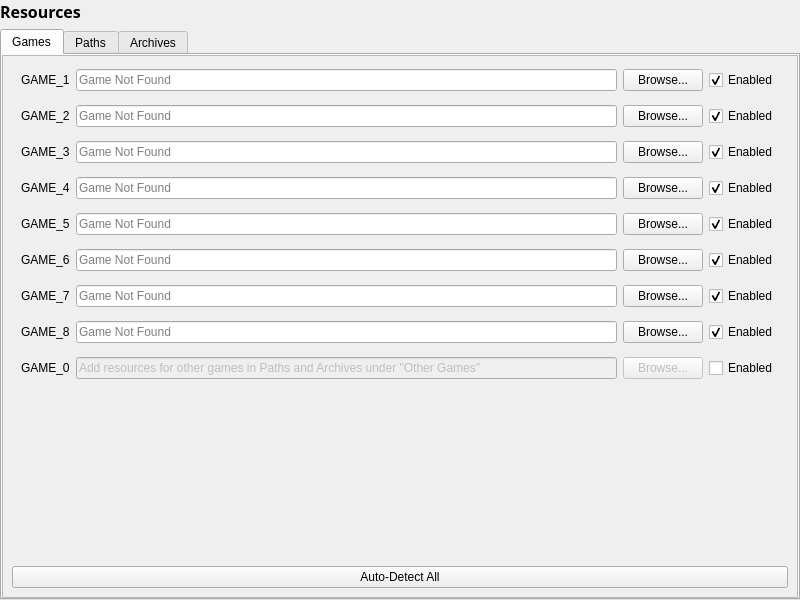
First picture: the form in src/ui/settingsresources.ui, repository niftools/nifskope, before the edit.
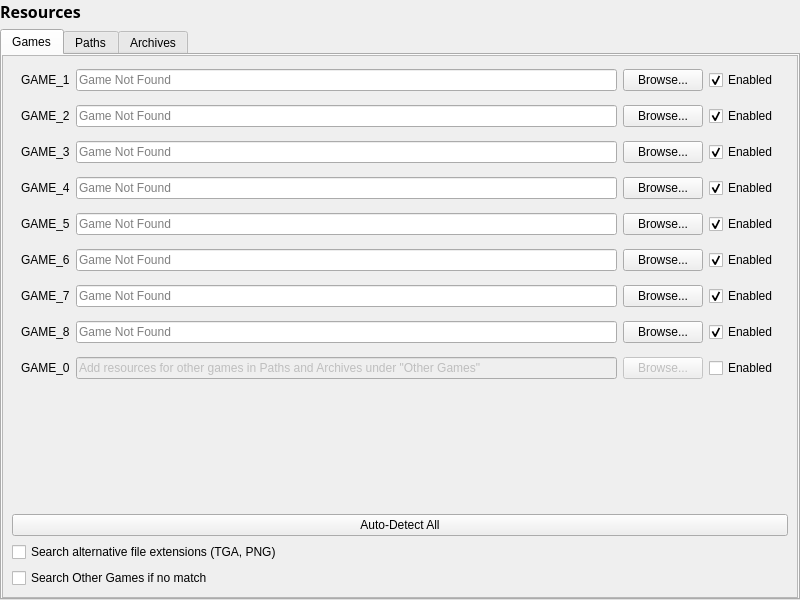
Second picture: the form after the edit.

Commit message:
[UI] Add Other Games fallback search
Also, move alternative file extensions checkbox to main Games tab.

Other Games fallback search will look a final time in all listed resources in Other Games if no file is found for the game's own resources.

Patch:
```diff
--- a/src/ui/settingsresources.ui
+++ b/src/ui/settingsresources.ui
@@ -833,6 +833,20 @@
              </property>
             </widget>
            </item>
+           <item>
+            <widget class="QCheckBox" name="chkAlternateExt">
+             <property name="text">
+              <string>Search alternative file extensions (TGA, PNG)</string>
+             </property>
+            </widget>
+           </item>
+           <item>
+            <widget class="QCheckBox" name="chkOtherGamesFallback">
+             <property name="text">
+              <string>Search Other Games if no match</string>
+             </property>
+            </widget>
+           </item>
           </layout>
          </widget>
         </widget>
@@ -987,13 +1001,6 @@
          </layout>
         </widget>
        </item>
-       <item>
-        <widget class="QCheckBox" name="chkAlternateExt">
-         <property name="text">
-          <string>Load alternate file extensions</string>
-         </property>
-        </widget>
-       </item>
       </layout>
      </widget>
      <widget class="QWidget" name="resourcesArchives">
```
The commit also changes 2 other files.
